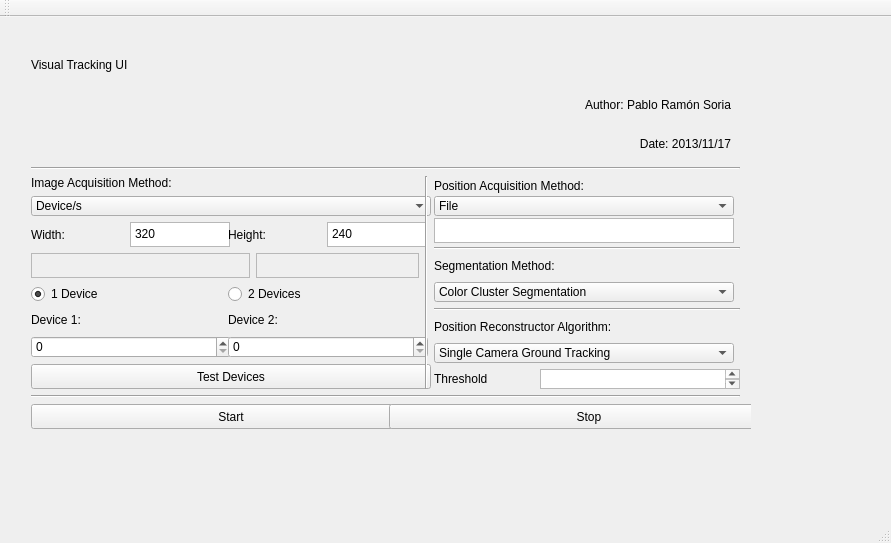
Qt form VisualTrackingUI-QT/VisualTrackingUI-QT/mainwindow.ui (Bardo91/DepartamentoESI) before a commit.
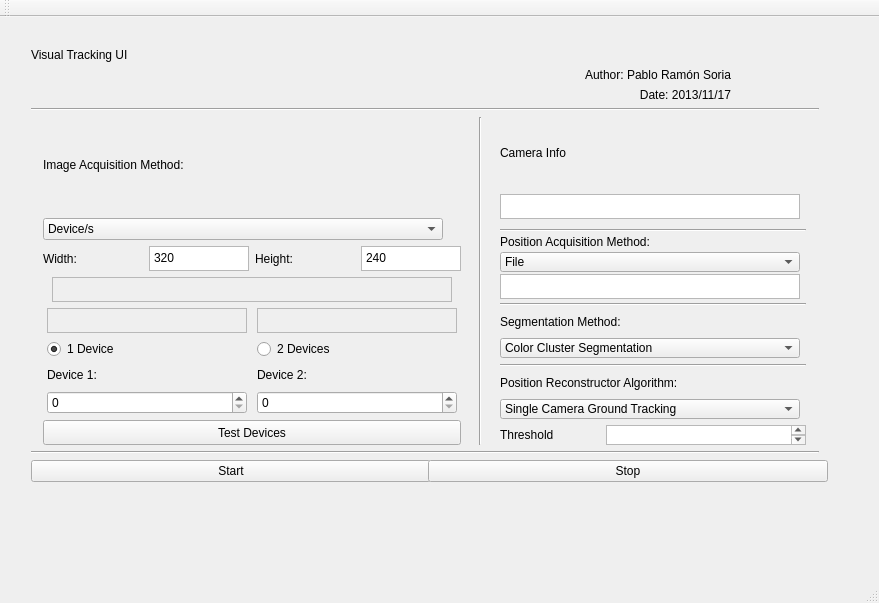
The same form after that commit.

The edit to the form file:
```diff
--- a/VisualTrackingUI-QT/VisualTrackingUI-QT/mainwindow.ui
+++ b/VisualTrackingUI-QT/VisualTrackingUI-QT/mainwindow.ui
@@ -6,8 +6,8 @@
    <rect>
     <x>0</x>
     <y>0</y>
-    <width>891</width>
-    <height>543</height>
+    <width>879</width>
+    <height>603</height>
    </rect>
   </property>
   <property name="windowTitle">
@@ -19,8 +19,8 @@
      <rect>
       <x>20</x>
       <y>20</y>
-      <width>731</width>
-      <height>413</height>
+      <width>810</width>
+      <height>466</height>
      </rect>
     </property>
     <layout class="QVBoxLayout" name="mainLayout">
@@ -255,7 +255,15 @@
           </layout>
          </item>
          <item>
+          <layout class="QVBoxLayout" name="verticalLayout_2">
+           <property name="bottomMargin">
+            <number>0</number>
+           </property>
+           <item>
           <layout class="QHBoxLayout" name="fileMethodLayout">
+             <property name="rightMargin">
+              <number>0</number>
+             </property>
            <property name="bottomMargin">
             <number>0</number>
            </property>
@@ -278,8 +286,34 @@
              </property>
             </widget>
            </item>
+            </layout>
+           </item>
            <item>
-            <widget class="QPlainTextEdit" name="imgAcqMethodFileNameEditText">
+            <layout class="QHBoxLayout" name="horizontalLayout">
+             <property name="topMargin">
+              <number>0</number>
+             </property>
+             <item>
+              <widget class="QPlainTextEdit" name="imgAcqMethodFileName2EditText">
+               <property name="enabled">
+                <bool>false</bool>
+               </property>
+               <property name="minimumSize">
+                <size>
+                 <width>200</width>
+                 <height>25</height>
+                </size>
+               </property>
+               <property name="maximumSize">
+                <size>
+                 <width>200</width>
+                 <height>25</height>
+                </size>
+               </property>
+              </widget>
+             </item>
+             <item>
+              <widget class="QPlainTextEdit" name="imgAcqMethodFileName1EditText">
              <property name="enabled">
               <bool>false</bool>
              </property>
@@ -289,6 +323,12 @@
                <verstretch>0</verstretch>
               </sizepolicy>
              </property>
+               <property name="minimumSize">
+                <size>
+                 <width>200</width>
+                 <height>25</height>
+                </size>
+               </property>
              <property name="maximumSize">
               <size>
                <width>200</width>
@@ -296,6 +336,8 @@
               </size>
              </property>
             </widget>
+             </item>
+            </layout>
            </item>
           </layout>
          </item>
@@ -486,6 +528,43 @@
            <property name="sizeConstraint">
             <enum>QLayout::SetMinimumSize</enum>
            </property>
+           <item>
+            <layout class="QVBoxLayout" name="verticalLayout_4">
+             <property name="bottomMargin">
+              <number>10</number>
+             </property>
+             <item>
+              <widget class="QLabel" name="cameraInfoLabel">
+               <property name="text">
+                <string>Camera Info</string>
+               </property>
+              </widget>
+             </item>
+             <item>
+              <widget class="QPlainTextEdit" name="cameraInfoPathEditTest">
+               <property name="minimumSize">
+                <size>
+                 <width>300</width>
+                 <height>25</height>
+                </size>
+               </property>
+               <property name="maximumSize">
+                <size>
+                 <width>300</width>
+                 <height>25</height>
+                </size>
+               </property>
+              </widget>
+             </item>
+            </layout>
+           </item>
+           <item>
+            <widget class="Line" name="line_6">
+             <property name="orientation">
+              <enum>Qt::Horizontal</enum>
+             </property>
+            </widget>
+           </item>
            <item>
             <widget class="QLabel" name="posAcqMethodLabel">
              <property name="minimumSize">
```
Left out of the diff: 2 changed lines with no effect on the pictures. Lines whose indentation alone changed are shown as unchanged.
